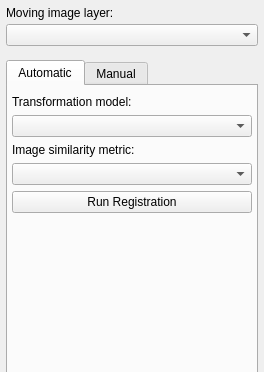
This is GUI/Qt/Windows/Registration/RegistrationDialog.ui in pyushkevich/itksnap as Qt 5 draws it before an edit; both pictures show x 0 to 264 and y 0 to 372 of the 264 by 762 pixel window. The edited form follows.
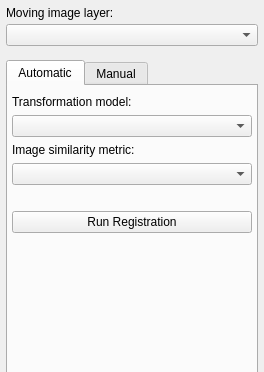
This is the edited form. Custom widgets are drawn as their Qt base class.

Commit message: Able to read intermediate registration result (but not metric) and update the GUI

What changed in the file:
```diff
--- a/GUI/Qt/Windows/Registration/RegistrationDialog.ui
+++ b/GUI/Qt/Windows/Registration/RegistrationDialog.ui
@@ -125,6 +125,22 @@
        <item>
         <widget class="QComboBox" name="inSimilarityMetric"/>
        </item>
+       <item>
+        <spacer name="verticalSpacer_4">
+         <property name="orientation">
+          <enum>Qt::Vertical</enum>
+         </property>
+         <property name="sizeType">
+          <enum>QSizePolicy::Fixed</enum>
+         </property>
+         <property name="sizeHint" stdset="0">
+          <size>
+           <width>20</width>
+           <height>20</height>
+          </size>
+         </property>
+        </spacer>
+       </item>
        <item>
         <widget class="QPushButton" name="btnRunRegistration">
          <property name="text">
```
The commit also changes 4 other files.
